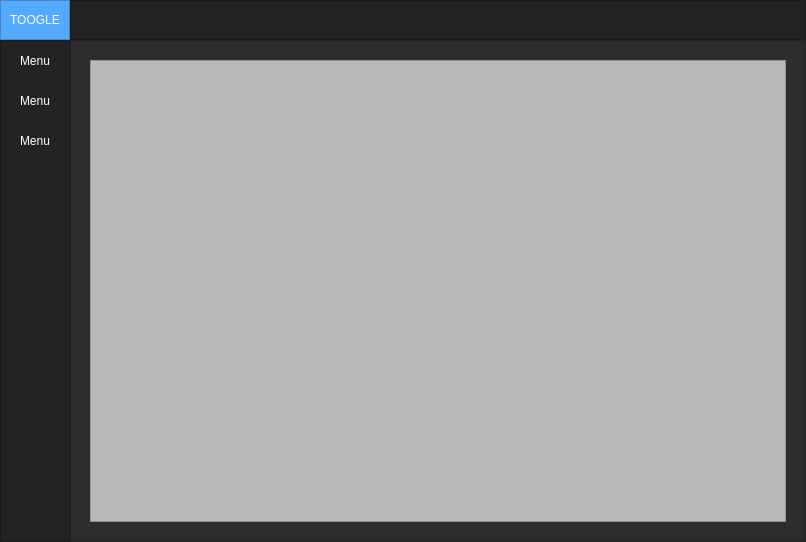
Before: the Qt Designer form ui_main.ui in MedvedevSA/ToolRedactor, drawn with Qt 5.
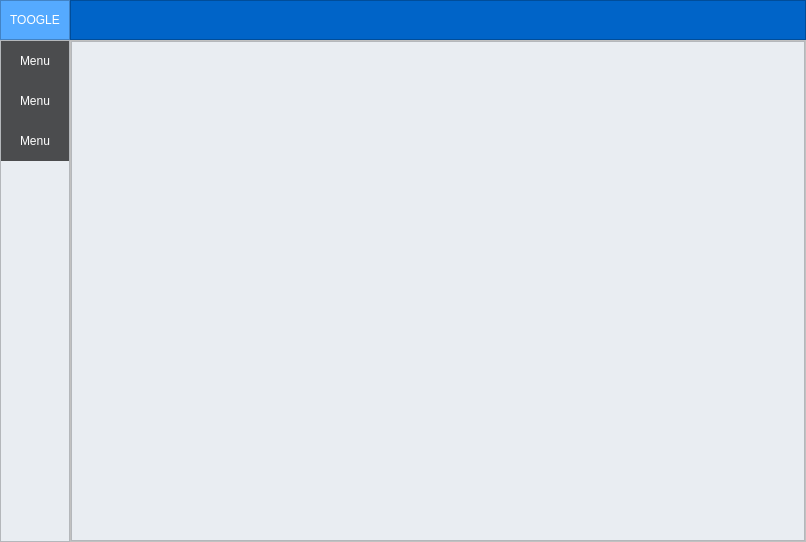
After: the same form once the commit is applied.

What changed in the file:
```diff
--- a/ui_main.ui
+++ b/ui_main.ui
@@ -14,7 +14,7 @@
    <string>MainWindow</string>
   </property>
   <property name="styleSheet">
-   <string notr="true">background-color:rgb(45, 45, 45)</string>
+   <string notr="true">background-color:rgb(250,250,250)</string>
   </property>
   <widget class="QWidget" name="centralwidget">
    <layout class="QVBoxLayout" name="verticalLayout">
@@ -42,7 +42,7 @@
        </size>
       </property>
       <property name="styleSheet">
-       <string notr="true">background-color:rgb(35, 35, 35)</string>
+       <string notr="true">background-color: rgb(0,100,200);</string>
       </property>
       <property name="frameShape">
        <enum>QFrame::NoFrame</enum>
@@ -172,7 +172,7 @@
           </size>
          </property>
          <property name="styleSheet">
-          <string notr="true">background-color: rgb(35, 35, 35);</string>
+          <string notr="true">background-color: rgb(233,237,242);</string>
          </property>
          <property name="frameShape">
           <enum>QFrame::StyledPanel</enum>
@@ -232,7 +232,7 @@
                 <string notr="true">QPushButton {
 	border: 0px solid;
 	color: rgb(255, 255, 255);
-	background-color: rgb(35, 35, 35);
+	background-color: rgb(75,76,78);
 } 
 QPushButton:hover {
 	
@@ -256,7 +256,7 @@
                 <string notr="true">QPushButton {
 	border: 0px solid;
 	color: rgb(255, 255, 255);
-	background-color: rgb(35, 35, 35);
+	background-color: rgb(75,76,78);
 } 
 QPushButton:hover {
 	
@@ -280,7 +280,7 @@
                 <string notr="true">QPushButton {
 	border: 0px solid;
 	color: rgb(255, 255, 255);
-	background-color: rgb(35, 35, 35);
+	background-color: rgb(75,76,78);
 } 
 QPushButton:hover {
 	
@@ -311,32 +311,44 @@
            <number>0</number>
           </property>
           <property name="leftMargin">
-           <number>10</number>
+           <number>0</number>
           </property>
           <property name="topMargin">
-           <number>10</number>
+           <number>0</number>
           </property>
           <property name="rightMargin">
-           <number>10</number>
+           <number>0</number>
           </property>
           <property name="bottomMargin">
-           <number>10</number>
+           <number>0</number>
           </property>
           <item>
            <widget class="QStackedWidget" name="Pages_Widget">
             <property name="styleSheet">
-             <string notr="true">	color: rgb(255, 255, 255);</string>
+             <string notr="true">background-color: rgb(250,250,250);
+</string>
             </property>
             <property name="currentIndex">
              <number>0</number>
             </property>
             <widget class="QWidget" name="page_1">
              <layout class="QVBoxLayout" name="verticalLayout_5">
+              <property name="leftMargin">
+               <number>0</number>
+              </property>
+              <property name="topMargin">
+               <number>0</number>
+              </property>
+              <property name="rightMargin">
+               <number>0</number>
+              </property>
+              <property name="bottomMargin">
+               <number>0</number>
+              </property>
               <item>
                <widget class="QTableWidget" name="ToolTable">
                 <property name="styleSheet">
-                 <string notr="true">color: rgb(67, 67, 67);
-background-color: rgb(186, 186, 186);</string>
+                 <string notr="true">background-color: rgb(233,237,242);</string>
                 </property>
                </widget>
               </item>
```
